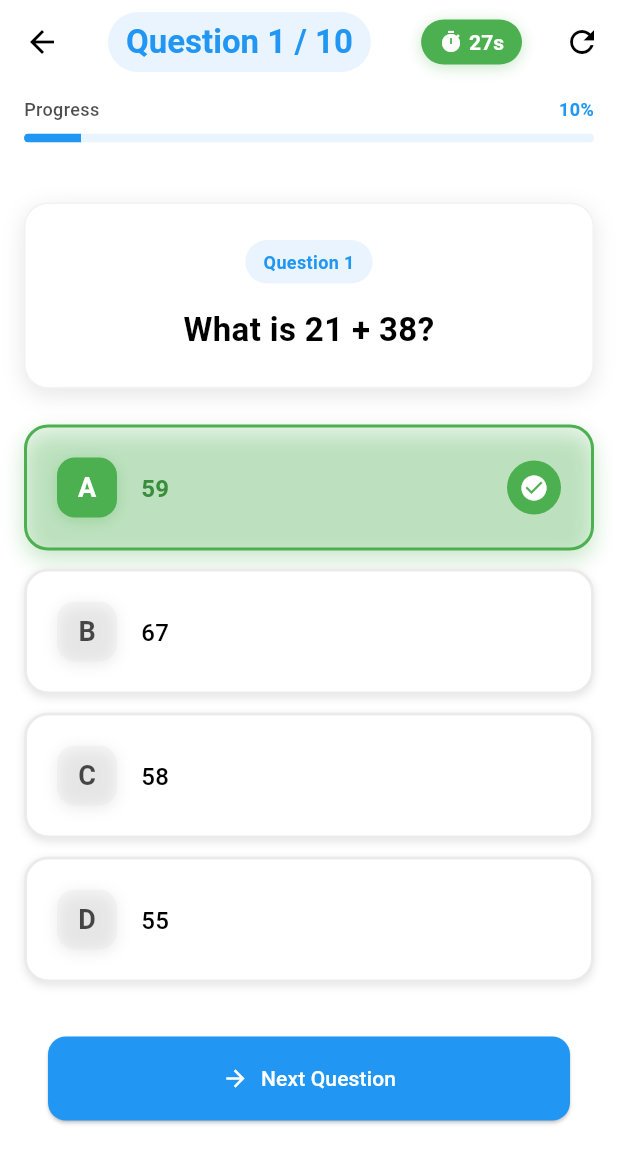
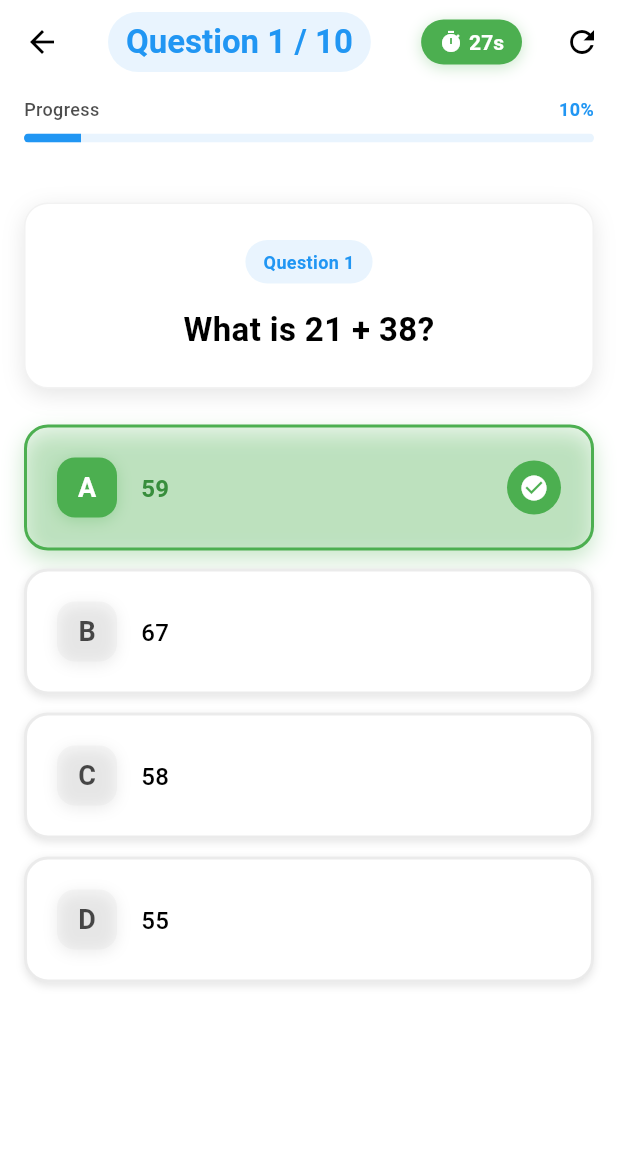
Before and after one commit to WeedorApp/math_genius, a Flutter app: the AINativeGameScreen screen opened by its route, after a tap on an icon or button, on a phone screen of 412 x 824 dp. Shown: the top 1163 px of the screen. Run offline on Flutter 3.47's test engine with Material 3 defaults, Android fonts, the phone set to English and light mode, and no system bars; our stand-ins replace cloud_firestore, connectivity_plus, device_info_plus, email_validator, firebase_analytics, firebase_auth and 13 more; accounts and stored records are empty.

Commit message:
✅ REMOVED NEXT QUESTION BUTTON
🎯 AUTOMATIC PROGRESSION:
- Removed 'Next Question' button that appeared after answering
- Questions now automatically progress after 2 seconds
- Smoother, more seamless user experience
- No manual button clicking required

⚡ IMPROVED FLOW:
- User selects answer → Shows feedback for 2 seconds → Auto-advances
- Final question automatically ends the quiz
- Cleaner, more intuitive interface
- Better focus on learning without interruptions

🔧 TECHNICAL CHANGES:
- Removed entire button section from UI
- Enhanced _submitAnswer method to handle final question
- Automatic progression for all questions including the last one
- Maintained existing 2-second delay for answer feedback

RESULT: Seamless automatic question progression! ✅🎯

```diff
--- a/lib/features/game/widgets/ai_native_game_screen.dart
+++ b/lib/features/game/widgets/ai_native_game_screen.dart
@@ -389,7 +389,11 @@ class _AINativeGameScreenState extends ConsumerState<AINativeGameScreen>
 
     Timer(const Duration(seconds: 2), () {
       if (mounted) {
-        _nextQuestion();
+        if (_currentQuestionIndex < _questions!.length - 1) {
+          _nextQuestion();
+        } else {
+          _endGame();
+        }
       }
     });
   }
@@ -979,44 +983,6 @@ class _AINativeGameScreenState extends ConsumerState<AINativeGameScreen>
                     );
                   }),
 
-                  // Action buttons with enhanced design
-                  if (_isAnswerSelected) ...[
-                    const SizedBox(height: 24),
-                    Container(
-                      padding: const EdgeInsets.symmetric(horizontal: 16),
-                      child: ElevatedButton.icon(
-                        onPressed:
-                            _currentQuestionIndex < _questions!.length - 1
-                            ? _nextQuestion
-                            : _endGame,
-                        icon: Icon(
-                          _currentQuestionIndex < _questions!.length - 1
-                              ? Icons.arrow_forward
-                              : Icons.check_circle,
-                        ),
-                        label: Text(
-                          _currentQuestionIndex < _questions!.length - 1
-                              ? 'Next Question'
-                              : 'Complete Quiz',
-                        ),
-                        style: ElevatedButton.styleFrom(
-                          backgroundColor:
-                              _currentQuestionIndex < _questions!.length - 1
-                              ? colorScheme.primary
-                              : Colors.green,
-                          foregroundColor:
-                              _currentQuestionIndex < _questions!.length - 1
-                              ? colorScheme.onPrimary
-                              : Colors.white,
-                          padding: const EdgeInsets.symmetric(vertical: 16),
-                          shape: RoundedRectangleBorder(
-                            borderRadius: BorderRadius.circular(12),
-                          ),
-                          minimumSize: const Size(double.infinity, 56),
-                        ),
-                      ),
-                    ),
-                  ],
                 ],
               ),
             ),
```
